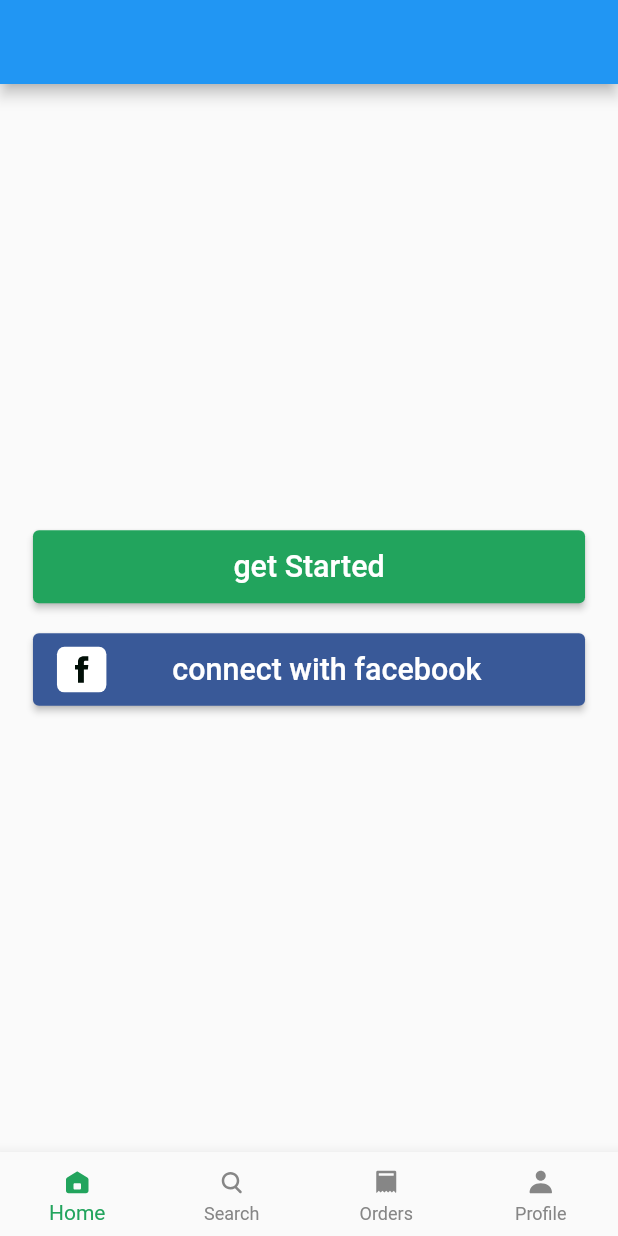
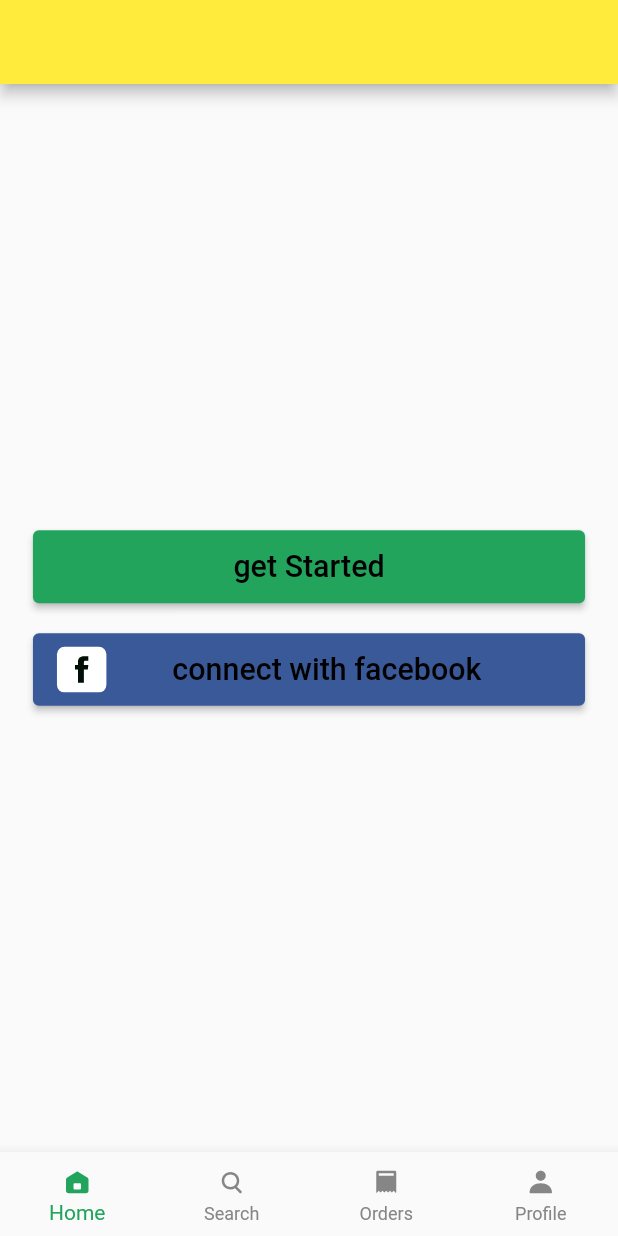
Before and after one commit to Ibrohim-Qobilov/Foody, a Flutter app: the screen it shows after launch, on a phone screen of 412 x 824 dp. Run offline on Flutter 3.47's test engine with Material 2 defaults, Android fonts, the phone set to English and light mode, and no system bars; our stand-ins replace bloc, flutter_bloc, flutter_svg.

Commit message:
make primary color yellow

```diff
--- a/lib/main.dart
+++ b/lib/main.dart
@@ -10,12 +10,12 @@ class MyApp extends StatelessWidget {
   @override
   Widget build(BuildContext context) {
     return MaterialApp(
-      debugShowCheckedModeBanner: false,
+      debugShowCheckedModeBanner: true,
       title: 'Foody',
       initialRoute: '/',
       onGenerateRoute: (setting) => RouteManager.generaRouter(setting),
       theme: ThemeData(
-        primarySwatch: Colors.blue,
+        primarySwatch: Colors.yellow,
       ),
     );
   }
```
